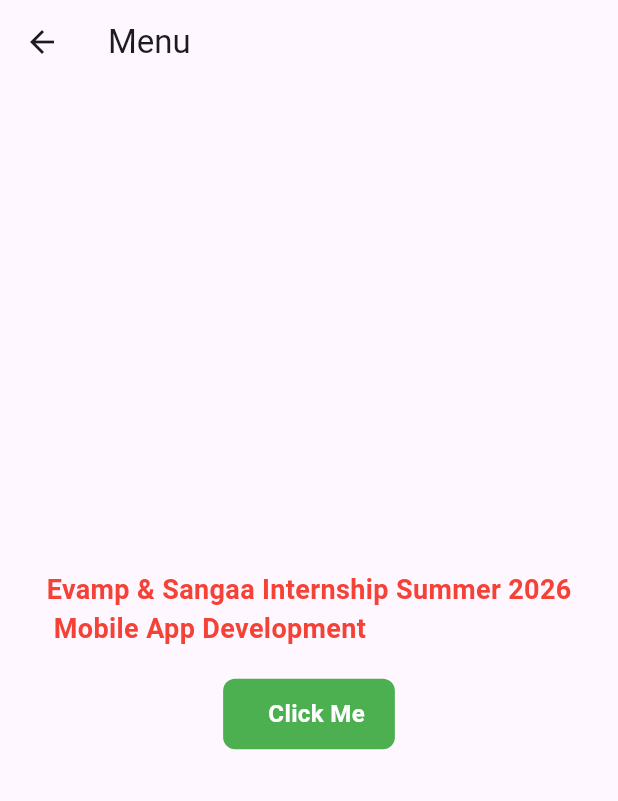
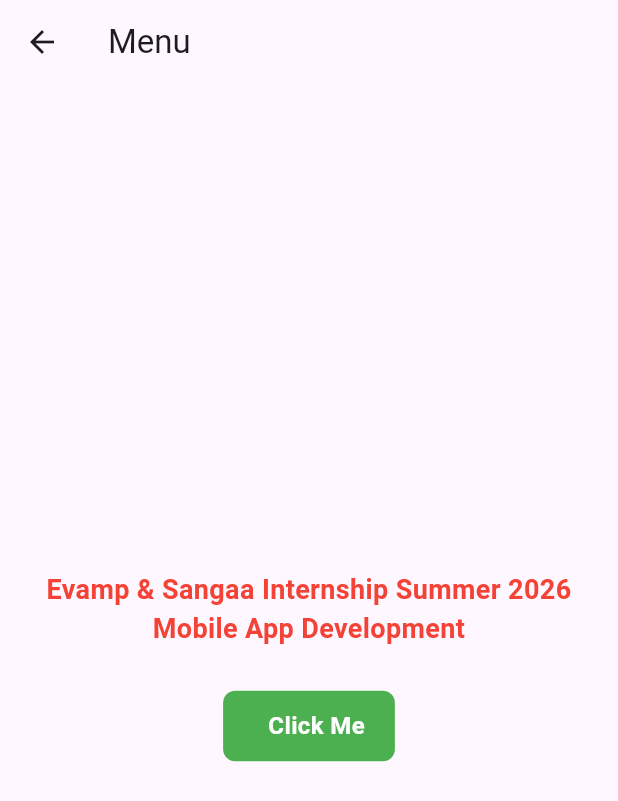
Before and after one commit to kashan980/EandSInternship, a Flutter app: the Menu screen opened directly, on a phone screen of 412 x 824 dp. Shown: the top 801 px of the screen. Run offline on Flutter 3.47's test engine with Material 3 defaults, Android fonts, the phone set to English and light mode, and no system bars.

Commit message:
Added padding and centered the text

```diff
--- a/lib/presentation/menu/menu.dart
+++ b/lib/presentation/menu/menu.dart
@@ -8,14 +8,16 @@ class Menu extends StatelessWidget {
     return Scaffold(
       appBar: AppBar(title: const Text("Menu")),
       body: Center(
-        // 1. Use a Column to stack widgets vertically
         child: Column(
           mainAxisAlignment: MainAxisAlignment.center,
           children: [
-            const GenericText<String>(
-              value:
-                  'Evamp & Sangaa Internship Summer 2026\n Mobile App Development'
-                  '',
+            // 1. Wrapped the text in a Padding widget
+            const Padding(
+              padding: EdgeInsets.symmetric(horizontal: 24.0, vertical: 8.0),
+              child: GenericText<String>(
+                value:
+                    'Evamp & Sangaa Internship Summer 2026\nMobile App Development',
+              ),
             ),
 
             const SizedBox(height: 20),
@@ -41,6 +43,8 @@ class GenericText<T> extends StatelessWidget {
   Widget build(BuildContext context) {
     return Text(
       value.toString(),
+      // 2. Added textAlign to center the multi-line text
+      textAlign: TextAlign.center,
       style: TextStyle(
         color: textColor,
         fontSize: 18,
@@ -56,9 +60,7 @@ class AppButton extends StatelessWidget {
   final Color textColor;
   final double borderRadius;
   final bool isEnabled;
-  final bool showIcon ;
-
-
+  final bool showIcon;
 
   const AppButton({
     super.key,
@@ -66,18 +68,20 @@ class AppButton extends StatelessWidget {
     this.backgroundColor = Colors.red,
     this.textColor = Colors.white,
     this.borderRadius = 8.0,
-    this.isEnabled =false,
-    this.showIcon=false,
+    this.isEnabled = false,
+    this.showIcon = false,
   });
 
   @override
   Widget build(BuildContext context) {
     return InkWell(
-      onTap:isEnabled?   () {
-        ScaffoldMessenger.of(
-          context,
-        ).showSnackBar(SnackBar(content: Text('Button "$text" tapped!')));
-      }:null,
+      onTap: isEnabled
+          ? () {
+              ScaffoldMessenger.of(
+                context,
+              ).showSnackBar(SnackBar(content: Text('Button "$text" tapped!')));
+            }
+          : null,
       child: Container(
         padding: const EdgeInsets.symmetric(horizontal: 20, vertical: 12),
         decoration: BoxDecoration(
@@ -87,8 +91,7 @@ class AppButton extends StatelessWidget {
         child: Row(
           mainAxisSize: MainAxisSize.min,
           children: [
-            if(showIcon)
-            Icon(Icons.touch_app, color: textColor),
+            if (showIcon) Icon(Icons.touch_app, color: textColor),
             const SizedBox(width: 10),
             Text(
               text,
```
